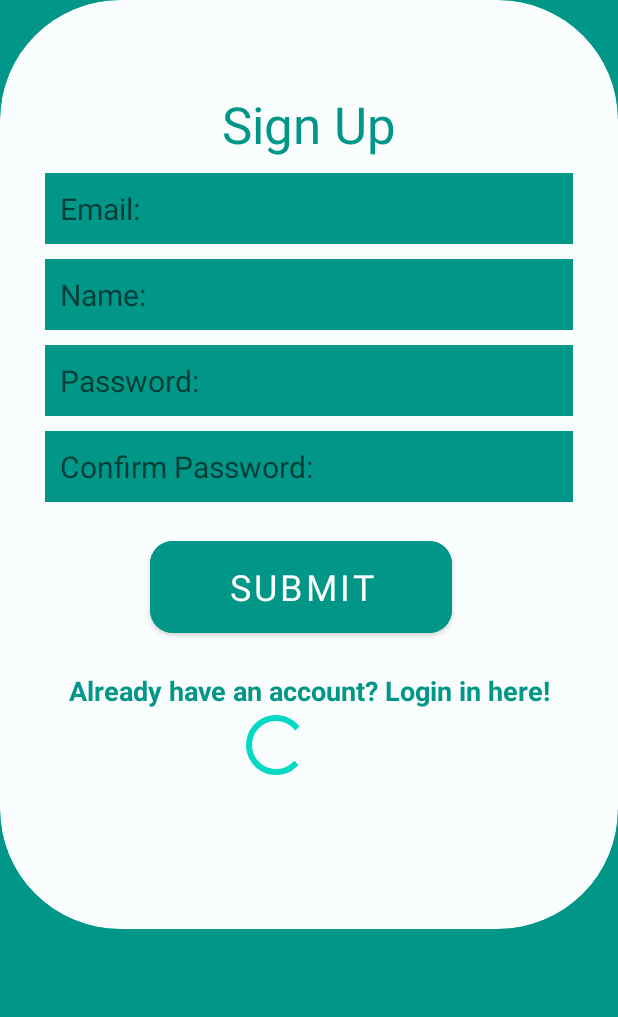
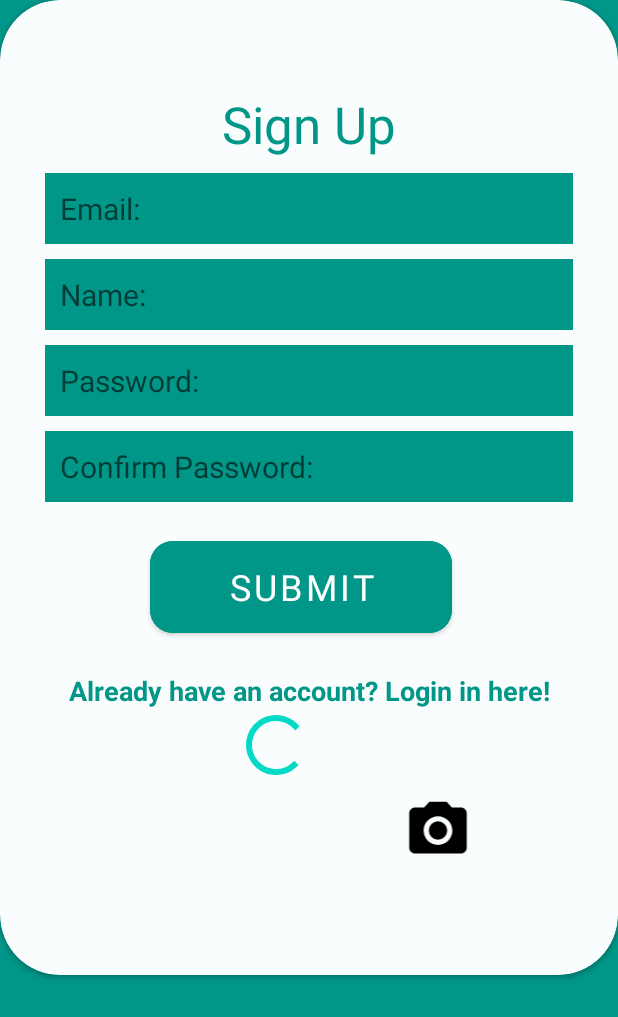
Before and after one commit to JMDev2/Global-News, an Android app: the CreateAccountActivity screen opened directly, with no data from a screen before it, on a phone screen of 412 x 824 dp. Shown: the top 1017 px of the screen. Run offline under Robolectric (Android 15) with nearby library versions, the phone set to English and light mode, and no system bars; our stand-ins replace ButterKnife, Firebase (no records; nobody signed in at launch, a user with empty details on screens opened directly); libraries missing offline, so code that uses them is left out: com.github.dhaval2404.imagepicker; pictures from the network do not load; Roboto replaces fonts that are not available here.

Commit message:
Adding the camera module

```diff
--- a/app/build.gradle
+++ b/app/build.gradle
@@ -37,6 +37,7 @@ android {
 
     }
 }
+
 
 dependencies {
     implementation 'com.google.firebase:firebase-analytics:21.0.0'
@@ -85,4 +86,6 @@ dependencies {
     //Robolectric dependencies
     testImplementation 'org.robolectric:robolectric:4.8.1'
 
+    implementation 'com.github.dhaval2404:imagepicker:2.1'
+
 }
--- a/app/src/main/java/com/moringaschool/thenewsapi/ui/LoginActivity.java
+++ b/app/src/main/java/com/moringaschool/thenewsapi/ui/LoginActivity.java
@@ -1,9 +1,11 @@
 package com.moringaschool.thenewsapi.ui;
 
 import androidx.annotation.NonNull;
+import androidx.annotation.Nullable;
 import androidx.appcompat.app.AppCompatActivity;
 
 import android.content.Intent;
+import android.net.Uri;
 import android.os.Bundle;
 import android.util.Log;
 import android.view.View;
@@ -15,6 +17,7 @@ import android.widget.ImageView;
 import android.widget.TextView;
 import android.widget.Toast;
 
+import com.github.dhaval2404.imagepicker.ImagePicker;
 import com.google.android.gms.tasks.OnCompleteListener;
 import com.google.android.gms.tasks.Task;
 import com.google.firebase.FirebaseApp;
@@ -75,9 +78,9 @@ public class LoginActivity extends AppCompatActivity implements View.OnClickList
 //        mImage.animate().rotation(300f).setDuration(5000);
 
 
+    }
 
 
-    }
 
     private void rotateAnimation(){
         rotateAnimation = AnimationUtils.loadAnimation(this, R.anim.rotate);
--- /dev/null
+++ b/app/src/main/res/drawable/ic_baseline_photo_camera_24.xml
@@ -0,0 +1,6 @@
+<vector android:height="24dp" android:tint="#000000"
+    android:viewportHeight="24" android:viewportWidth="24"
+    android:width="24dp" xmlns:android="http://schemas.android.com/apk/res/android">
+    <path android:fillColor="@android:color/white" android:pathData="M12,12m-3.2,0a3.2,3.2 0,1 1,6.4 0a3.2,3.2 0,1 1,-6.4 0"/>
+    <path android:fillColor="@android:color/white" android:pathData="M9,2L7.17,4L4,4c-1.1,0 -2,0.9 -2,2v12c0,1.1 0.9,2 2,2h16c1.1,0 2,-0.9 2,-2L22,6c0,-1.1 -0.9,-2 -2,-2h-3.17L15,2L9,2zM12,17c-2.76,0 -5,-2.24 -5,-5s2.24,-5 5,-5 5,2.24 5,5 -2.24,5 -5,5z"/>
+</vector>
--- a/app/src/main/res/layout/activity_create_account.xml
+++ b/app/src/main/res/layout/activity_create_account.xml
@@ -10,16 +10,16 @@
     <androidx.cardview.widget.CardView
         android:id="@+id/cardViews"
         android:layout_width="match_parent"
-        android:layout_height="619dp"
+        android:layout_height="650dp"
         android:padding="30dp"
         app:cardBackgroundColor="#FAFDFD"
-        app:cardCornerRadius="80dp">
+        app:cardCornerRadius="40dp">
 
 
         <LinearLayout
             android:id="@+id/linearLayout"
             android:layout_width="match_parent"
-            android:layout_height="536dp"
+            android:layout_height="590dp"
             android:layout_centerInParent="true"
             android:layout_marginTop="30dp"
             android:orientation="vertical"
@@ -132,6 +132,15 @@
                 android:progress="25"
                 android:textAlignment="center" />
 
+            <ImageView
+                android:id="@+id/cameraImageView"
+                android:layout_width="84dp"
+                android:layout_height="46dp"
+                android:layout_marginLeft="220dp"
+                android:layout_marginBottom="100dp"
+                app:srcCompat="@drawable/ic_baseline_photo_camera_24" />
+
+
             <TextView
                 android:id="@+id/loadingTextView"
                 android:layout_width="wrap_content"
--- a/settings.gradle
+++ b/settings.gradle
@@ -10,6 +10,7 @@ dependencyResolutionManagement {
     repositories {
         google()
         mavenCentral()
+                maven { url "https://jitpack.io" }
     }
 }
 rootProject.name = "The News API"
```
Also changed, not shown: app/src/main/java/com/moringaschool/thenewsapi/ui/CreateAccountActivity.java (+29 -0 lines).
